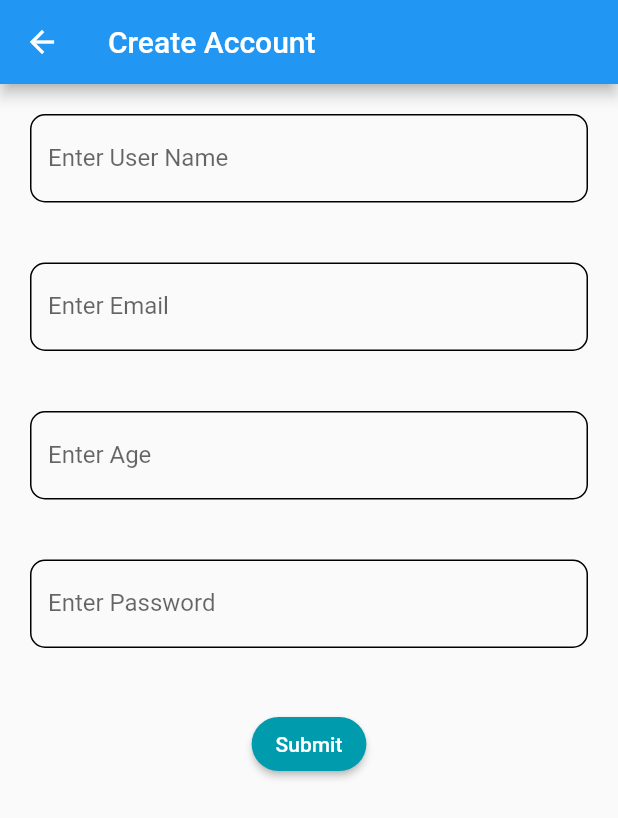
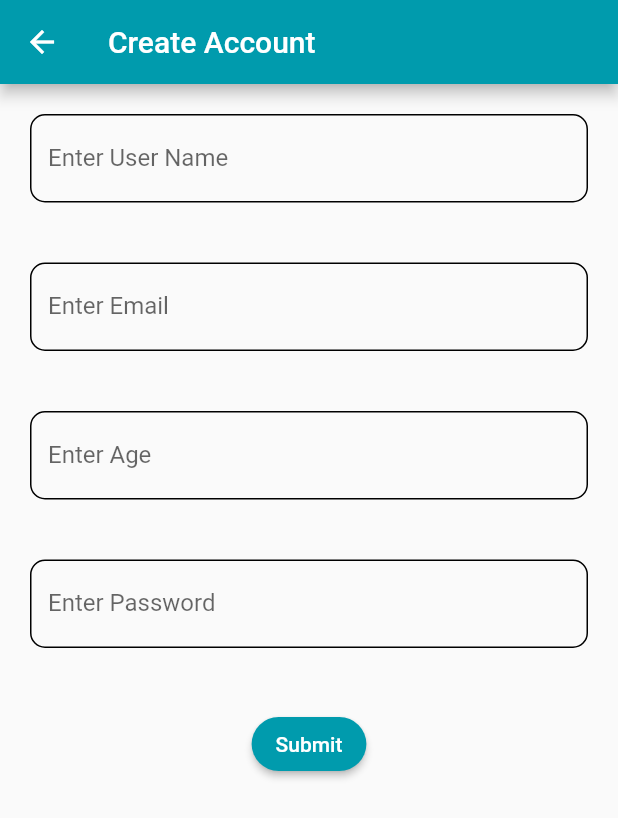
Before and after one commit to insidemordecai/etransact, a Flutter app: the screen it shows after launch, after a tap on "Create Account", on a phone screen of 412 x 824 dp. Shown: the top 818 px of the screen. Run offline on Flutter 3.47's test engine with Material 2 defaults, Android fonts, the phone set to English and light mode, and no system bars; our stand-ins replace firebase_auth, firebase_core, firebase_database, firebase_storage, flutter_signin_button; accounts and stored records are empty.

Commit message:
update: styling changes due to model/palette.dart

```diff
--- a/lib/main.dart
+++ b/lib/main.dart
@@ -4,6 +4,7 @@ import 'package:firebase_core/firebase_core.dart';
 
 import 'screens/home.dart';
 import 'screens/landing_page.dart';
+import 'model/palette.dart';
 
 Future main() async {
   WidgetsFlutterBinding.ensureInitialized();
@@ -21,7 +22,7 @@ class MyApp extends StatelessWidget {
       debugShowCheckedModeBanner: false,
       title: 'eTransact',
       theme: ThemeData(
-        primarySwatch: Colors.blue,
+        primarySwatch: Palette.kTeal,
       ),
       // if user is logged in go to home, if not -> landingpage
       home: result != null ? Home(uid: result.uid) : LandingPage(),
```
